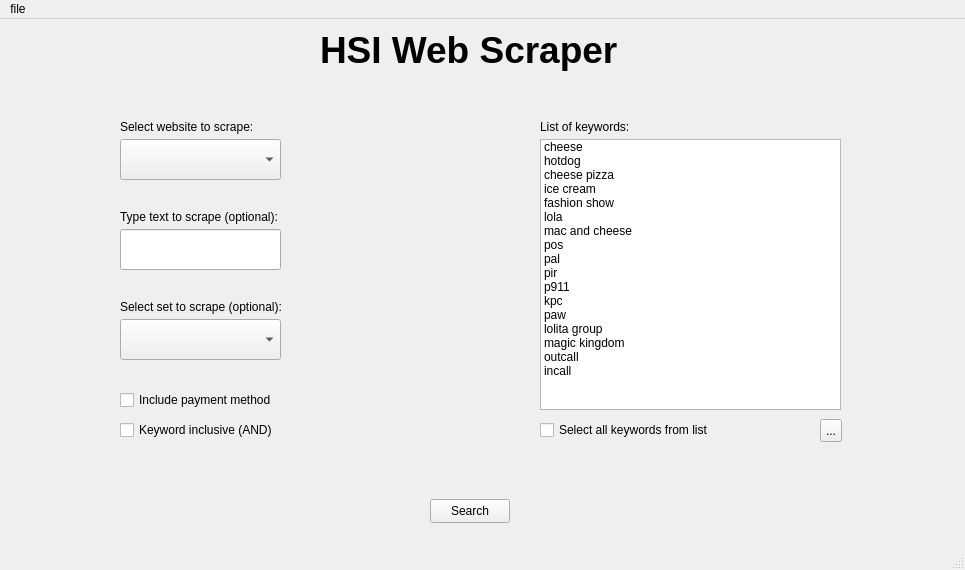
Above: GUIComponents/MainWindow.ui from dfgrisales5078/HSI-Web-Scraper before the change. Below: the same form after it.
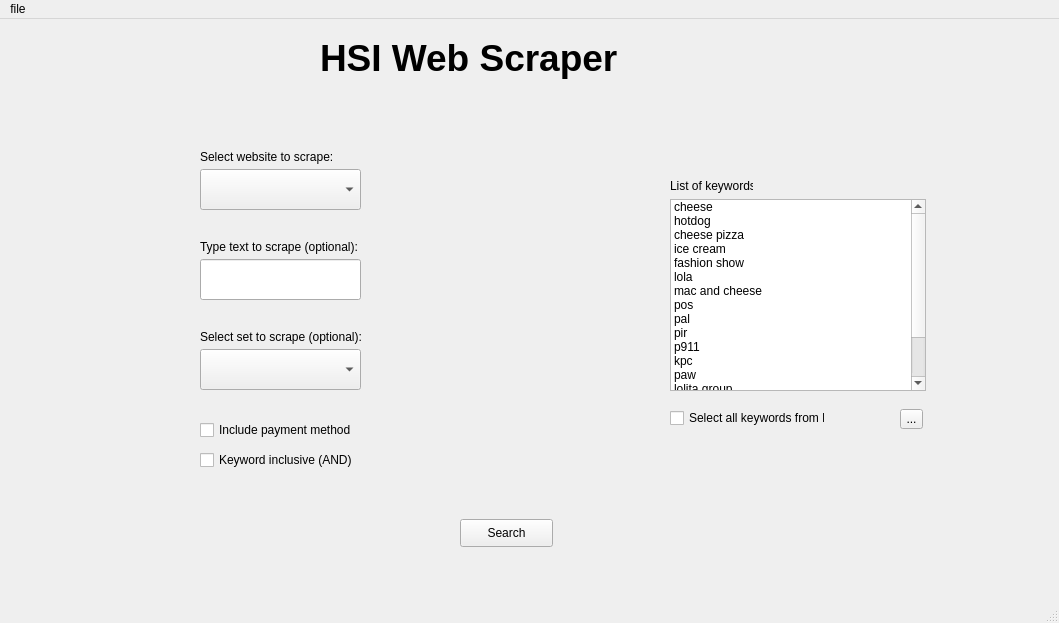
That is the form after the change.

The edit to the form file:
```diff
--- a/GUIComponents/MainWindow.ui
+++ b/GUIComponents/MainWindow.ui
@@ -6,8 +6,8 @@
    <rect>
     <x>0</x>
     <y>0</y>
-    <width>965</width>
-    <height>570</height>
+    <width>1059</width>
+    <height>623</height>
    </rect>
   </property>
   <property name="windowTitle">
@@ -17,8 +17,8 @@
    <widget class="QComboBox" name="websiteSelectionDropdown">
     <property name="geometry">
      <rect>
-      <x>120</x>
-      <y>120</y>
+      <x>200</x>
+      <y>150</y>
       <width>161</width>
       <height>41</height>
      </rect>
@@ -50,8 +50,8 @@
    <widget class="QComboBox" name="setSelectionDropdown">
     <property name="geometry">
      <rect>
-      <x>120</x>
-      <y>300</y>
+      <x>200</x>
+      <y>330</y>
       <width>161</width>
       <height>41</height>
      </rect>
@@ -90,24 +90,11 @@
      </property>
     </item>
    </widget>
-   <widget class="QPushButton" name="searchButton">
-    <property name="geometry">
-     <rect>
-      <x>430</x>
-      <y>480</y>
-      <width>80</width>
-      <height>24</height>
-     </rect>
-    </property>
-    <property name="text">
-     <string>Search</string>
-    </property>
-   </widget>
    <widget class="QCheckBox" name="paymentMethodcheckBox">
     <property name="geometry">
      <rect>
-      <x>120</x>
-      <y>370</y>
+      <x>200</x>
+      <y>400</y>
       <width>181</width>
       <height>22</height>
      </rect>
@@ -119,8 +106,8 @@
    <widget class="QLineEdit" name="searchTextBox">
     <property name="geometry">
      <rect>
-      <x>120</x>
-      <y>210</y>
+      <x>200</x>
+      <y>240</y>
       <width>161</width>
       <height>41</height>
      </rect>
@@ -132,8 +119,8 @@
    <widget class="QLabel" name="websiteSelectionLabel">
     <property name="geometry">
      <rect>
-      <x>120</x>
-      <y>100</y>
+      <x>200</x>
+      <y>130</y>
       <width>161</width>
       <height>16</height>
      </rect>
@@ -145,8 +132,8 @@
    <widget class="QLabel" name="textSearchLabel">
     <property name="geometry">
      <rect>
-      <x>120</x>
-      <y>190</y>
+      <x>200</x>
+      <y>220</y>
       <width>161</width>
       <height>16</height>
      </rect>
@@ -158,8 +145,8 @@
    <widget class="QLabel" name="setSelectionLabel">
     <property name="geometry">
      <rect>
-      <x>120</x>
-      <y>280</y>
+      <x>200</x>
+      <y>310</y>
       <width>161</width>
       <height>16</height>
      </rect>
@@ -168,25 +155,25 @@
      <string>Select set to scrape (optional):</string>
     </property>
    </widget>
-   <widget class="QToolButton" name="toolButton">
+   <widget class="QCheckBox" name="keywordInclusivecheckBox">
     <property name="geometry">
      <rect>
-      <x>820</x>
-      <y>400</y>
-      <width>22</width>
-      <height>23</height>
+      <x>200</x>
+      <y>430</y>
+      <width>201</width>
+      <height>22</height>
      </rect>
     </property>
     <property name="text">
-     <string>...</string>
+     <string>Keyword inclusive (AND)</string>
     </property>
    </widget>
    <widget class="QLabel" name="keywordListLabel">
     <property name="geometry">
      <rect>
-      <x>540</x>
-      <y>100</y>
-      <width>161</width>
+      <x>670</x>
+      <y>159</y>
+      <width>83</width>
       <height>16</height>
      </rect>
     </property>
@@ -194,13 +181,39 @@
      <string>List of keywords:</string>
     </property>
    </widget>
+   <widget class="QCheckBox" name="selectAllKeywordscheckBox">
+    <property name="geometry">
+     <rect>
+      <x>670</x>
+      <y>390</y>
+      <width>155</width>
+      <height>18</height>
+     </rect>
+    </property>
+    <property name="text">
+     <string>Select all keywords from list</string>
+    </property>
+   </widget>
+   <widget class="QToolButton" name="toolButton">
+    <property name="geometry">
+     <rect>
+      <x>900</x>
+      <y>390</y>
+      <width>23</width>
+      <height>20</height>
+     </rect>
+    </property>
+    <property name="text">
+     <string>...</string>
+    </property>
+   </widget>
    <widget class="QListWidget" name="keywordlistWidget">
     <property name="geometry">
      <rect>
-      <x>540</x>
-      <y>120</y>
-      <width>301</width>
-      <height>271</height>
+      <x>670</x>
+      <y>180</y>
+      <width>256</width>
+      <height>192</height>
      </rect>
     </property>
     <item>
@@ -289,44 +302,32 @@
      </property>
     </item>
    </widget>
-   <widget class="QCheckBox" name="selectAllKeywordscheckBox">
+   <widget class="QPushButton" name="searchButton">
     <property name="geometry">
      <rect>
-      <x>540</x>
-      <y>400</y>
-      <width>181</width>
-      <height>22</height>
+      <x>460</x>
+      <y>500</y>
+      <width>93</width>
+      <height>28</height>
      </rect>
     </property>
     <property name="text">
-     <string>Select all keywords from list</string>
-    </property>
-   </widget>
-   <widget class="QCheckBox" name="keywordInclusivecheckBox">
-    <property name="geometry">
-     <rect>
-      <x>120</x>
-      <y>400</y>
-      <width>201</width>
-      <height>22</height>
-     </rect>
-    </property>
-    <property name="text">
-     <string>Keyword inclusive (AND)</string>
+     <string>Search</string>
     </property>
    </widget>
    <widget class="QLabel" name="label">
     <property name="geometry">
      <rect>
       <x>320</x>
-      <y>0</y>
-      <width>321</width>
-      <height>61</height>
+      <y>10</y>
+      <width>403</width>
+      <height>57</height>
      </rect>
     </property>
     <property name="font">
      <font>
       <pointsize>28</pointsize>
+      <weight>75</weight>
       <bold>true</bold>
      </font>
     </property>
@@ -334,14 +335,28 @@
      <string>HSI Web Scraper</string>
     </property>
    </widget>
+   <zorder>websiteSelectionDropdown</zorder>
+   <zorder>setSelectionDropdown</zorder>
+   <zorder>searchButton</zorder>
+   <zorder>paymentMethodcheckBox</zorder>
+   <zorder>searchTextBox</zorder>
+   <zorder>websiteSelectionLabel</zorder>
+   <zorder>textSearchLabel</zorder>
+   <zorder>setSelectionLabel</zorder>
+   <zorder>toolButton</zorder>
+   <zorder>keywordListLabel</zorder>
+   <zorder>keywordlistWidget</zorder>
+   <zorder>selectAllKeywordscheckBox</zorder>
+   <zorder>keywordInclusivecheckBox</zorder>
+   <zorder>label</zorder>
   </widget>
   <widget class="QMenuBar" name="menubar">
    <property name="geometry">
     <rect>
      <x>0</x>
      <y>0</y>
-     <width>965</width>
-     <height>22</height>
+     <width>1059</width>
+     <height>26</height>
     </rect>
    </property>
    <widget class="QMenu" name="menufile">
```
